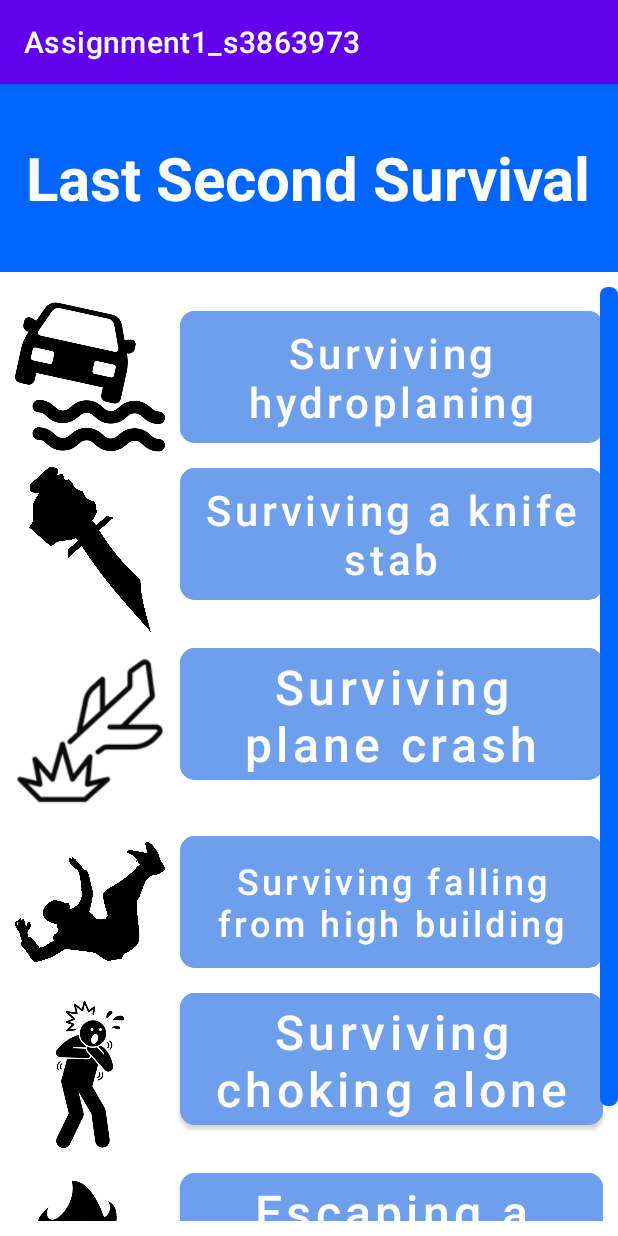
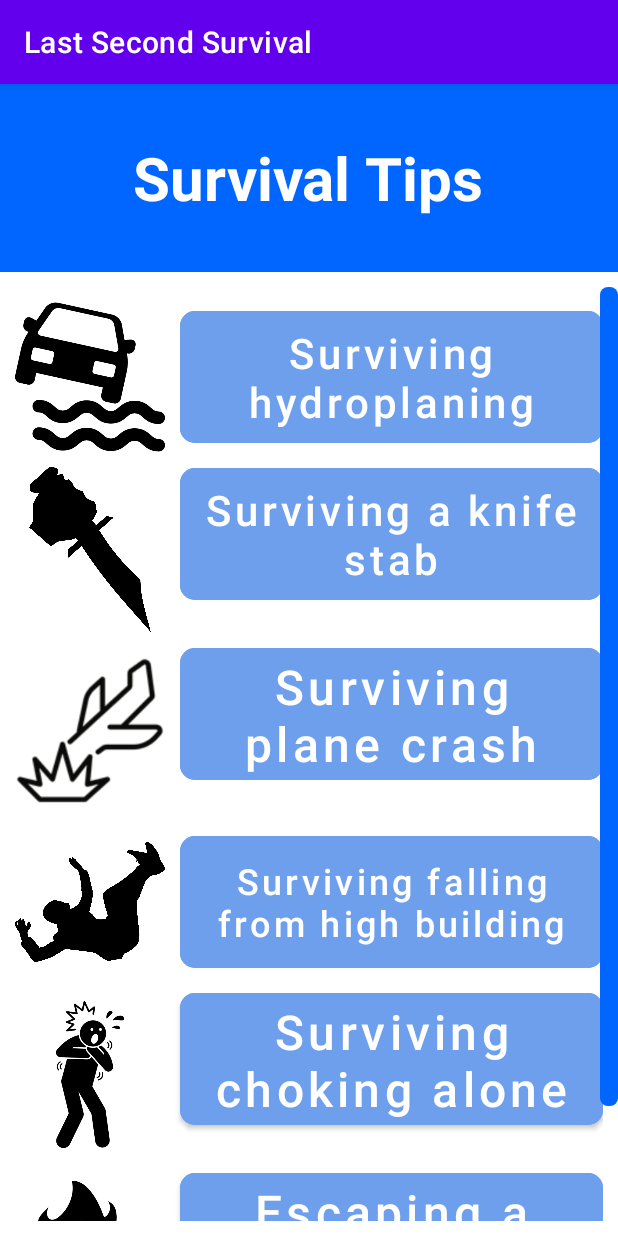
Before and after one commit to TrongDilson/COSC2657_Android-Development_ASM1_s3863973, an Android app: the MainActivity screen opened directly, with no data from a screen before it, on a phone screen of 412 x 824 dp. Run offline under Robolectric (Android 15) with nearby library versions, the phone set to English and light mode, and no system bars.

Commit message:
Update App Icon, Name and overall designs.

```diff
--- a/app/src/main/res/layout/activity_details.xml
+++ b/app/src/main/res/layout/activity_details.xml
@@ -17,7 +17,7 @@
             android:layout_width="wrap_content"
             android:layout_height="wrap_content"
             android:layout_gravity="center"
-            android:text="Last Second Survival"
+            android:text="The Tip"
             android:textColor="#FFFFFF"
             android:textSize="40sp"
             android:textStyle="bold"/>
--- a/app/src/main/res/layout/activity_home.xml
+++ b/app/src/main/res/layout/activity_home.xml
@@ -31,7 +31,7 @@
             android:background="#EEC4FA"
             android:fontFamily="sans-serif"
             android:padding="8dp"
-            android:text="Last Second Survival"
+            android:text="Welcome User"
             android:textAlignment="center"
             android:textSize="34sp"
             tools:ignore="HardcodedText" />
--- a/app/src/main/res/layout/activity_main.xml
+++ b/app/src/main/res/layout/activity_main.xml
@@ -17,7 +17,7 @@
             android:layout_width="wrap_content"
             android:layout_height="wrap_content"
             android:layout_gravity="center"
-            android:text="Last Second Survival"
+            android:text="Survival Tips"
             android:textColor="#FFFFFF"
             android:textSize="40sp"
             android:textStyle="bold"/>
--- a/app/src/main/res/mipmap-anydpi-v26/ic_launcher.xml
+++ b/app/src/main/res/mipmap-anydpi-v26/ic_launcher.xml
@@ -1,4 +1,5 @@
 <?xml version="1.0" encoding="utf-8"?>
 <adaptive-icon xmlns:android="http://schemas.android.com/apk/res/android">
     <background android:drawable="@color/ic_launcher_background"/>
+    <foreground android:drawable="@mipmap/ic_launcher_foreground"/>
 </adaptive-icon>
--- a/app/src/main/res/mipmap-anydpi-v26/ic_launcher_round.xml
+++ b/app/src/main/res/mipmap-anydpi-v26/ic_launcher_round.xml
@@ -1,4 +1,5 @@
 <?xml version="1.0" encoding="utf-8"?>
 <adaptive-icon xmlns:android="http://schemas.android.com/apk/res/android">
     <background android:drawable="@color/ic_launcher_background"/>
+    <foreground android:drawable="@mipmap/ic_launcher_foreground"/>
 </adaptive-icon>
--- a/app/src/main/res/values/strings.xml
+++ b/app/src/main/res/values/strings.xml
@@ -1,4 +1,4 @@
 <resources>
-    <string name="app_name">Assignment1_s3863973</string>
+    <string name="app_name">Last Second Survival</string>
     <string name="i">i</string>
 </resources>
```
Also changed, not shown: app/src/main/ic_launcher-playstore.png, app/src/main/res/mipmap-hdpi/ic_launcher.webp, app/src/main/res/mipmap-hdpi/ic_launcher_round.webp, app/src/main/res/mipmap-mdpi/ic_launcher.webp, app/src/main/res/mipmap-mdpi/ic_launcher_round.webp, app/src/main/res/mipmap-xhdpi/ic_launcher.webp, app/src/main/res/mipmap-xhdpi/ic_launcher_round.webp, app/src/main/res/mipmap-xxhdpi/ic_launcher.webp, app/src/main/res/mipmap-xxhdpi/ic_launcher_round.webp, app/src/main/res/mipmap-xxxhdpi/ic_launcher.webp, app/src/main/res/mipmap-xxxhdpi/ic_launcher_round.webp.
